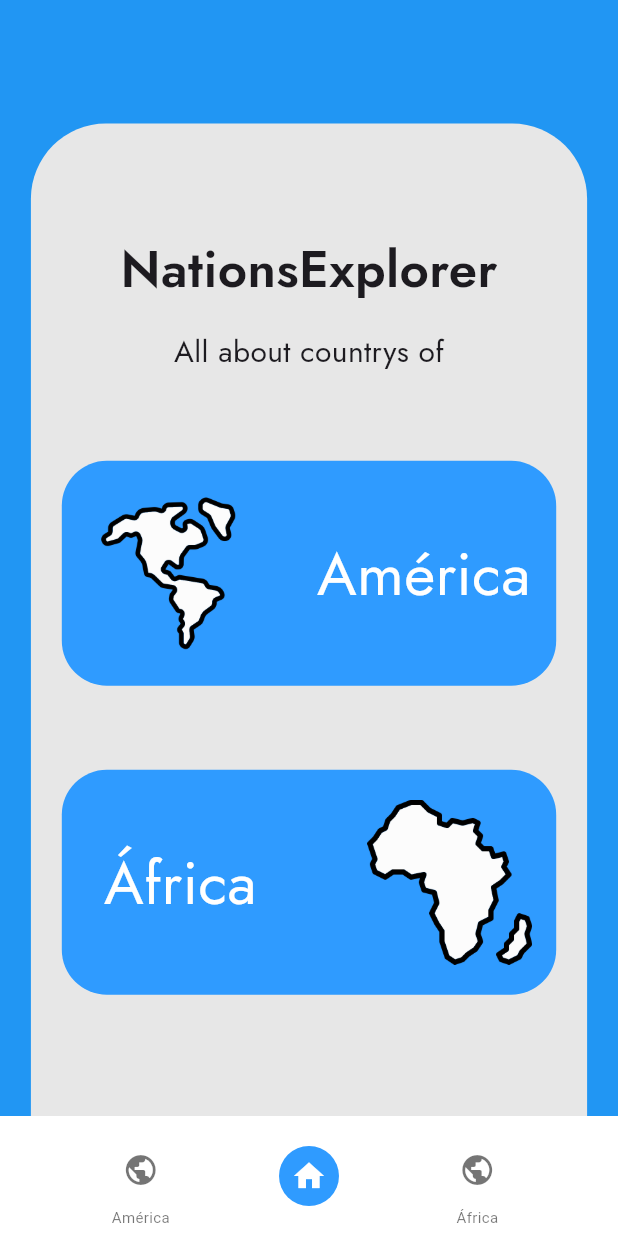
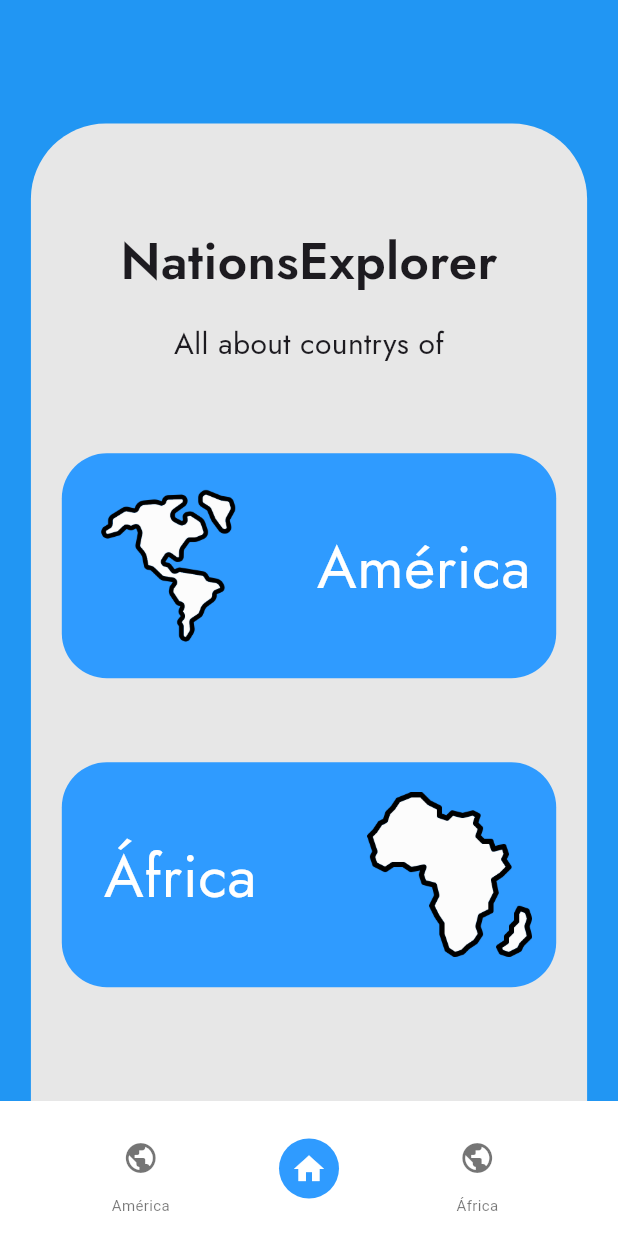
Before and after one commit to Lucas0356/ProyectoFinal-LabComp-IV, a Flutter app: the screen it shows after launch, on a phone screen of 412 x 824 dp. Run offline on Flutter 3.47's test engine with Material 3 defaults, Android fonts, the phone set to English and light mode, and no system bars; our stand-ins replace card_swiper.

Commit message:
fix overflowed bottom navigation

```diff
--- a/app/lib/bottom_navigation.dart
+++ b/app/lib/bottom_navigation.dart
@@ -1,3 +1,5 @@
+import 'dart:math';
+
 import 'package:flutter/material.dart';
 
 class BottomNavigation extends StatelessWidget {
@@ -12,7 +14,9 @@ class BottomNavigation extends StatelessWidget {
 
   @override
   Widget build(BuildContext context) {
-    return BottomAppBar(
+    return SizedBox(
+      height: max(MediaQuery.of(context).size.height * 0.10, 90),
+      child: BottomAppBar(
         color: Colors.white,
         child: SizedBox(
           width: MediaQuery.of(context).size.width,
@@ -47,6 +51,7 @@ class BottomNavigation extends StatelessWidget {
                 ),
               ),
             ],
+          ),
         ),
       ),
     );
@@ -95,6 +100,7 @@ class IconBottomBar extends StatelessWidget {
   }
 }
 
+
 class IconBottomBar2 extends StatelessWidget {
   const IconBottomBar2(
       {Key? key,
--- a/app/lib/continent_view.dart
+++ b/app/lib/continent_view.dart
@@ -1,5 +1,4 @@
 import 'package:flutter/material.dart';
-import 'package:proyecto_final/detalles_pais.dart';
 import 'package:proyecto_final/pais.dart';
 
 class ContinentView extends StatelessWidget {
```
Lines whose indentation alone changed are shown as unchanged.
